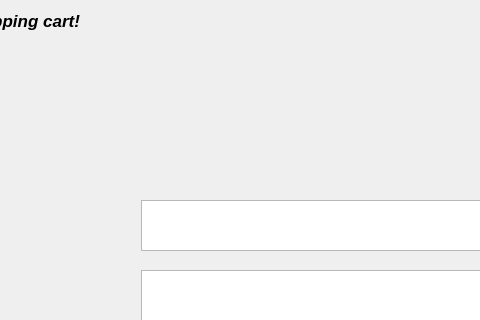
Above: src/qt/ssc_widget.ui from FennMai/Autonomous_Shopping_Guide_Robot before the change; both pictures show x 219 to 699 and y 0 to 320 of the 800 by 480 pixel window. Below: the same form after it.
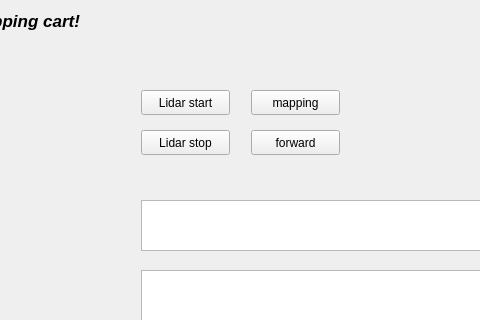
That is the form after the change.

Commit message: feat: qt + lidar + car driving 2.0

```diff
--- a/src/qt/ssc_widget.ui
+++ b/src/qt/ssc_widget.ui
@@ -126,6 +126,58 @@
     </rect>
    </property>
   </widget>
+  <widget class="QPushButton" name="pushButton">
+   <property name="geometry">
+    <rect>
+     <x>360</x>
+     <y>90</y>
+     <width>89</width>
+     <height>25</height>
+    </rect>
+   </property>
+   <property name="text">
+    <string>Lidar start</string>
+   </property>
+  </widget>
+  <widget class="QPushButton" name="pushButton_2">
+   <property name="geometry">
+    <rect>
+     <x>360</x>
+     <y>130</y>
+     <width>89</width>
+     <height>25</height>
+    </rect>
+   </property>
+   <property name="text">
+    <string>Lidar stop</string>
+   </property>
+  </widget>
+  <widget class="QPushButton" name="pushButton_3">
+   <property name="geometry">
+    <rect>
+     <x>470</x>
+     <y>90</y>
+     <width>89</width>
+     <height>25</height>
+    </rect>
+   </property>
+   <property name="text">
+    <string>mapping</string>
+   </property>
+  </widget>
+  <widget class="QPushButton" name="pushButton_4">
+   <property name="geometry">
+    <rect>
+     <x>470</x>
+     <y>130</y>
+     <width>89</width>
+     <height>25</height>
+    </rect>
+   </property>
+   <property name="text">
+    <string>forward</string>
+   </property>
+  </widget>
  </widget>
  <resources/>
  <connections/>
```
The commit also changes 6 other files.
